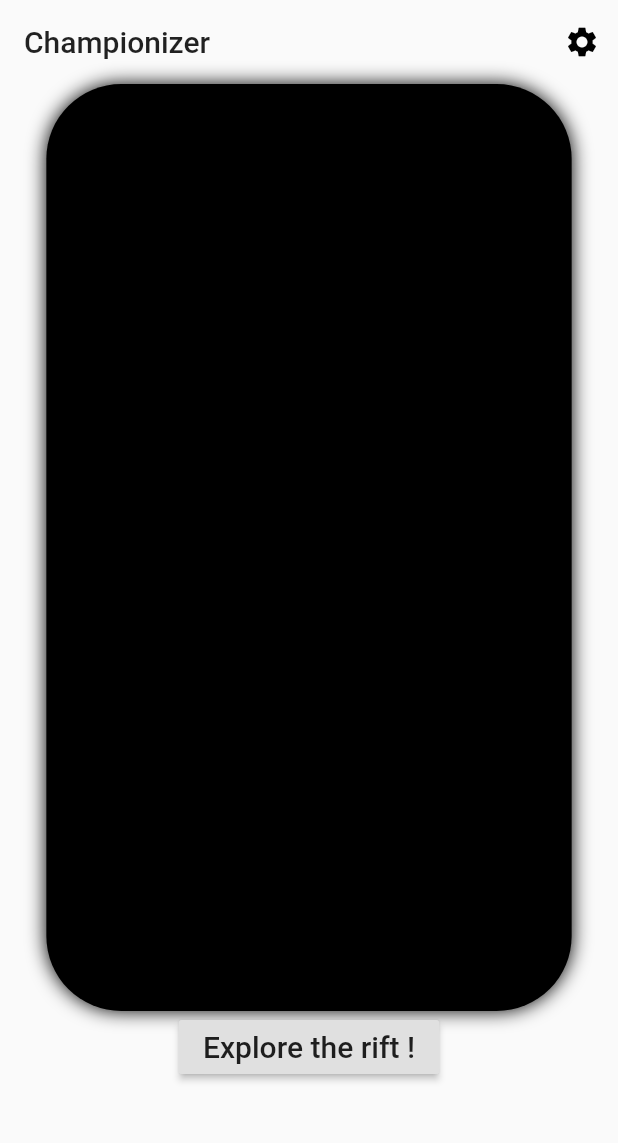
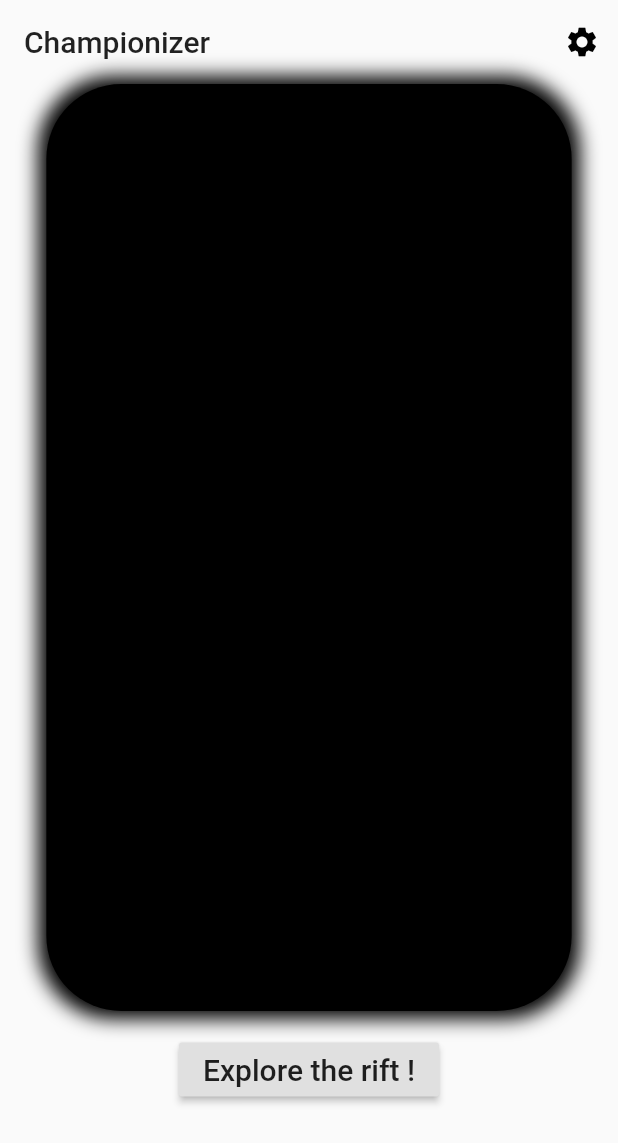
Before and after one commit to Psykotik/championizer_reforged, a Flutter app: the screen it shows after launch, on a phone screen of 412 x 824 dp. Shown: the top 1143 px of the screen. Run offline on Flutter 3.47's test engine with Material 2 defaults, Android fonts, the phone set to English and light mode, and no system bars; drawn by our look-alikes of cached_network_image; network calls fail.

Commit message:
Main button padding fix

```diff
--- a/lib/container_zer.dart
+++ b/lib/container_zer.dart
@@ -24,6 +24,7 @@ class _ContainerZerState extends State<ContainerZer> {
                 new BoxShadow(
                   color: Colors.black,
                   blurRadius: 10.0,
+                  spreadRadius: 5.0,
                 ),
               ]
               /* image: new DecorationImage(
@@ -39,12 +40,6 @@ class _ContainerZerState extends State<ContainerZer> {
                     fit: BoxFit.cover,
                   ),
                   borderRadius: BorderRadius.circular(50),
-                  /* boxShadow: [
-                      new BoxShadow(
-                        color: Colors.black,
-                        blurRadius: 10.0,
-                      ),
-                    ] */
                 ),
               ),
               //placeholder: (context, url) => CircularProgressIndicator(),
--- a/lib/main.dart
+++ b/lib/main.dart
@@ -59,6 +59,7 @@ class _MyHomePageState extends State<MyHomePage> {
         body: Column(
           children: <Widget>[
             Center(child: ContainerZer(url: url)),
+            SizedBox(height: 15),
             RaisedButton(
               onPressed: () {
                 setState(() {
```
